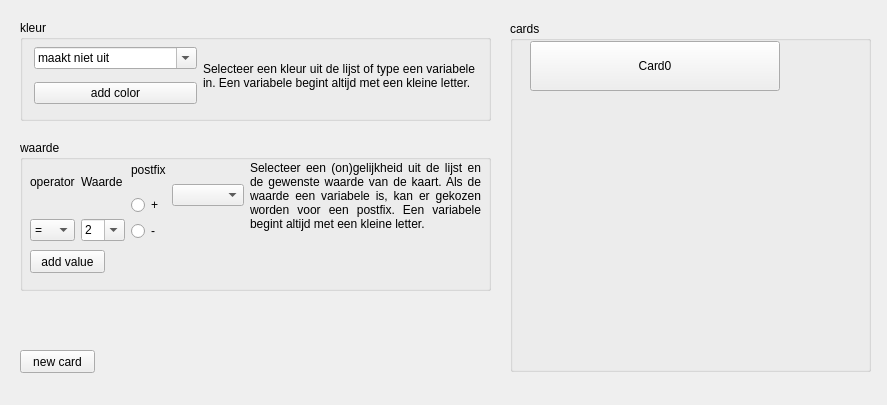
Above: src/app/ruleCreator/cardEvaluator.ui from Dtai/PokerbotClient before the change. Below: the same form after it.
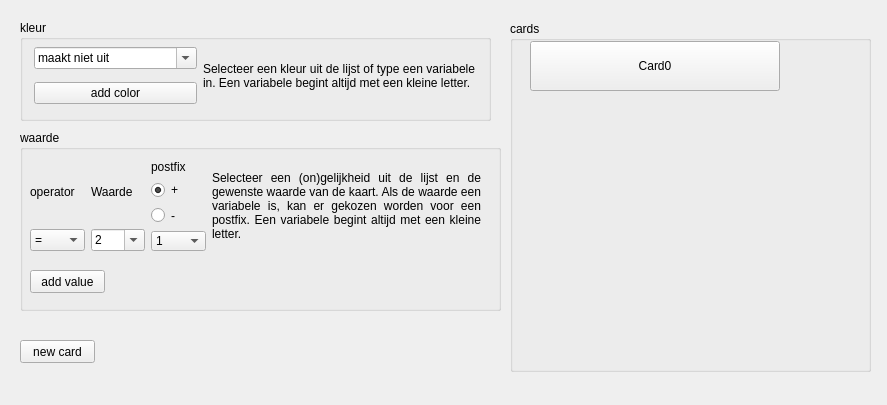
That is the form after the change.

Commit message: Multiple cards can be made in the card evaluator.

```diff
--- a/src/app/ruleCreator/cardEvaluator.ui
+++ b/src/app/ruleCreator/cardEvaluator.ui
@@ -103,9 +103,9 @@
    <property name="geometry">
     <rect>
      <x>20</x>
-     <y>140</y>
-     <width>471</width>
-     <height>151</height>
+     <y>130</y>
+     <width>481</width>
+     <height>181</height>
     </rect>
    </property>
    <property name="title">
@@ -115,7 +115,7 @@
     <property name="geometry">
      <rect>
       <x>10</x>
-      <y>110</y>
+      <y>140</y>
       <width>75</width>
       <height>23</height>
      </rect>
@@ -128,7 +128,7 @@
     <property name="geometry">
      <rect>
       <x>10</x>
-      <y>10</y>
+      <y>30</y>
       <width>451</width>
       <height>91</height>
      </rect>
@@ -278,6 +278,9 @@
            <property name="text">
             <string>+</string>
            </property>
+           <property name="checked">
+            <bool>true</bool>
+           </property>
           </widget>
          </item>
          <item>
@@ -287,11 +290,27 @@
            </property>
           </widget>
          </item>
+         <item>
+          <widget class="QComboBox" name="postfix">
+           <item>
+            <property name="text">
+             <string>1</string>
+            </property>
+           </item>
+           <item>
+            <property name="text">
+             <string>2</string>
+            </property>
+           </item>
+           <item>
+            <property name="text">
+             <string>3</string>
+            </property>
+           </item>
+          </widget>
+         </item>
         </layout>
        </item>
-       <item>
-        <widget class="QComboBox" name="postfix"/>
-       </item>
       </layout>
      </item>
      <item>
@@ -346,7 +365,7 @@
    <property name="geometry">
     <rect>
      <x>20</x>
-     <y>350</y>
+     <y>340</y>
      <width>75</width>
      <height>23</height>
     </rect>
```
The commit also changes 2 other files.
